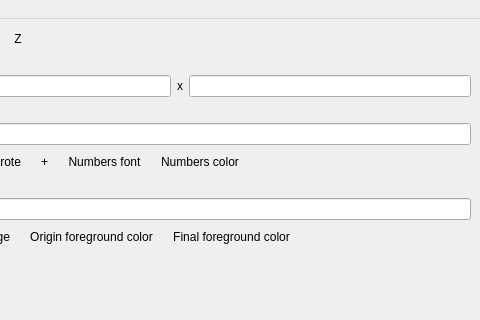
This is ui/mainwindow.ui in kervala/mapmaker as Qt 5 draws it before an edit; both pictures show x 457 to 937 and y 0 to 320 of the 937 by 758 pixel window. The edited form follows.
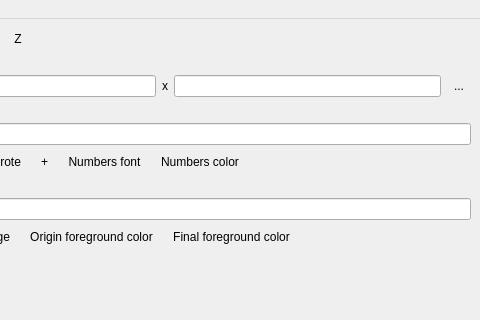
This is the edited form. Icons and pictures are not drawn.

Diff of the .ui file:
```diff
--- a/ui/mainwindow.ui
+++ b/ui/mainwindow.ui
@@ -136,6 +136,20 @@
              <item>
               <widget class="QLineEdit" name="yEdit"/>
              </item>
+             <item>
+              <widget class="QToolButton" name="validatePositionButton">
+               <property name="text">
+                <string>...</string>
+               </property>
+               <property name="icon">
+                <iconset resource="../res/resources.qrc">
+                 <normaloff>:/icons/validate.png</normaloff>:/icons/validate.png</iconset>
+               </property>
+               <property name="autoRaise">
+                <bool>true</bool>
+               </property>
+              </widget>
+             </item>
             </layout>
            </item>
           </layout>
```
Left out of the diff: 2 changed lines with no effect on the pictures.
